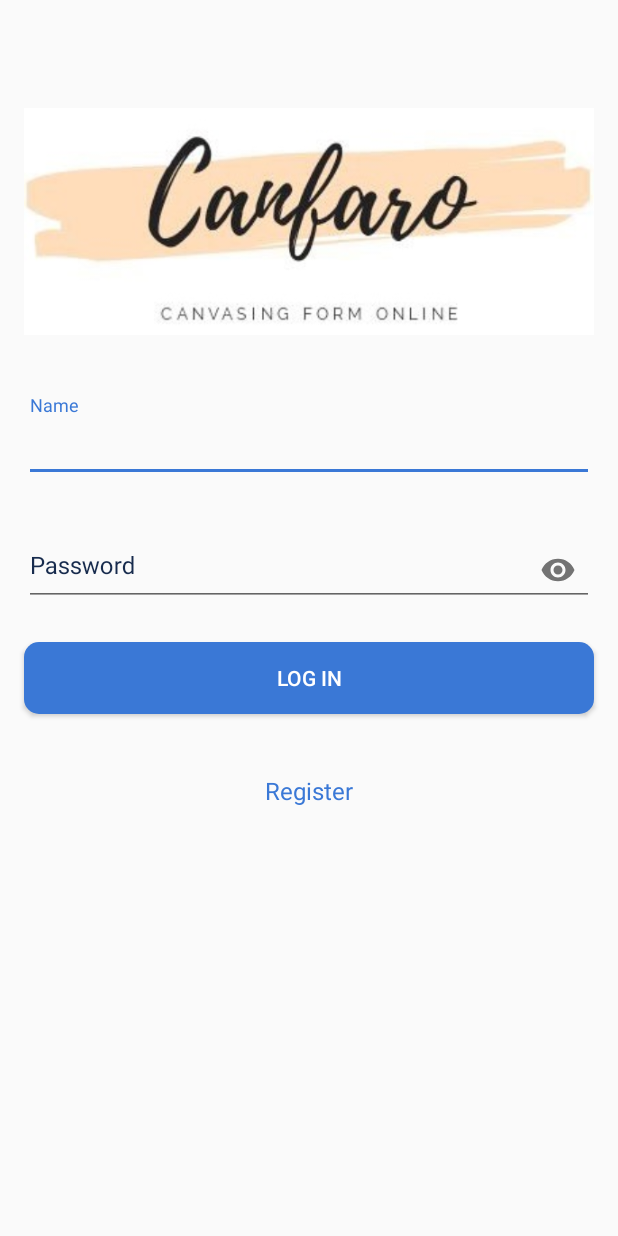
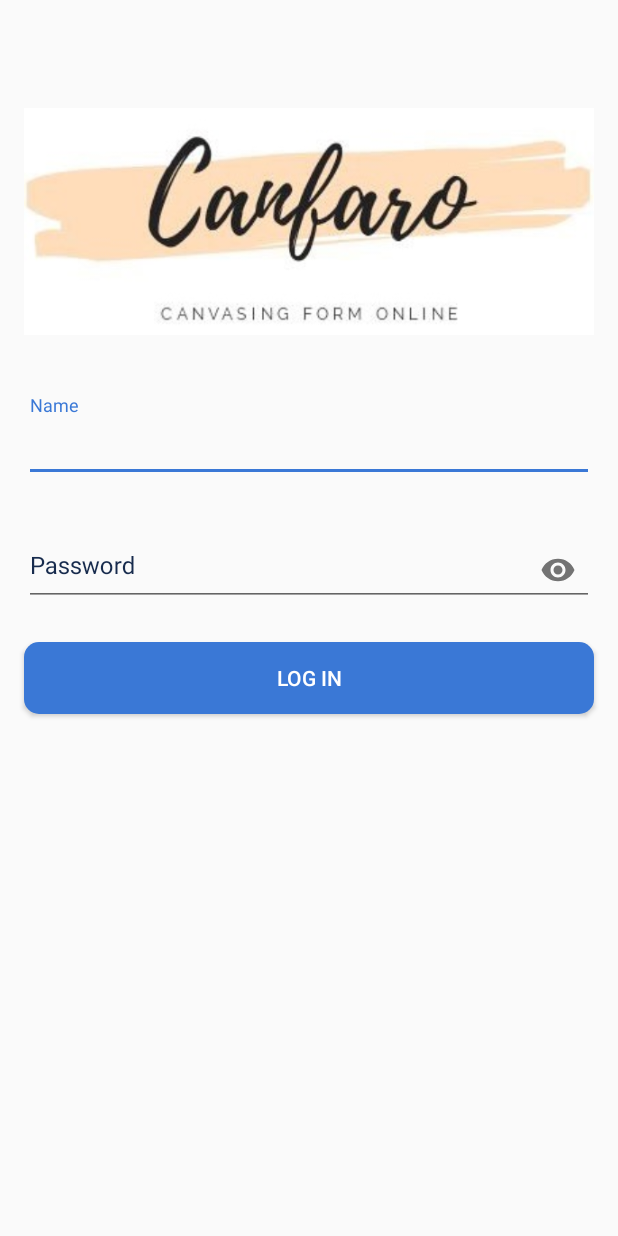
Before and after one commit to qoolqas/BPJS-Canfaro, an Android app: the screen it shows after launch (LoginActivity), on a phone screen of 412 x 824 dp. Run offline under Robolectric (Android 15) with nearby library versions, the phone set to English and light mode, and no system bars; libraries missing offline, so code that uses them is left out: com.nabinbhandari.android; 1 statement that could not run was skipped.

Commit message:
del register, fix rekruitmen

```diff
--- a/app/src/main/java/com/saami/app/projects/form/ui/LoginActivity.java
+++ b/app/src/main/java/com/saami/app/projects/form/ui/LoginActivity.java
@@ -36,7 +36,6 @@
     Context mContext = this;
     ProgressDialog loading;
     SharedPrefManager sharedPrefManager;
-    TextView register;
     @Override
     protected void onCreate(Bundle savedInstanceState) {
         super.onCreate(savedInstanceState);
@@ -50,14 +49,7 @@
                 // do your task.
             }
         });
-        register = findViewById(R.id.txtRegister);
-        register.setOnClickListener(new View.OnClickListener() {
-            @Override
-            public void onClick(View view) {
-                Intent intent = new Intent(LoginActivity.this, RegisterActivity.class);
-                startActivity(intent);
-            }
-        });
+
 
         initComponents();
     }
--- a/app/src/main/res/layout/activity_login.xml
+++ b/app/src/main/res/layout/activity_login.xml
@@ -83,18 +83,5 @@
         app:layout_constraintStart_toStartOf="parent"
         app:layout_constraintTop_toBottomOf="@+id/etPassword" />
 
-    <TextView
-        android:id="@+id/txtRegister"
-        android:layout_width="wrap_content"
-        android:layout_height="wrap_content"
-        android:layout_marginTop="32dp"
-        android:padding="8dp"
-        android:text="@string/register"
-        android:textColor="@color/colorSoftBlue"
-        android:textSize="16sp"
-        app:layout_constraintEnd_toEndOf="parent"
-        app:layout_constraintStart_toStartOf="parent"
-        app:layout_constraintTop_toBottomOf="@+id/btnLogin" />
-
 
 </androidx.constraintlayout.widget.ConstraintLayout>
```
Also changed, not shown: app/src/main/java/com/saami/app/projects/form/InsertDataBPJS.java (+16 -3 lines).
